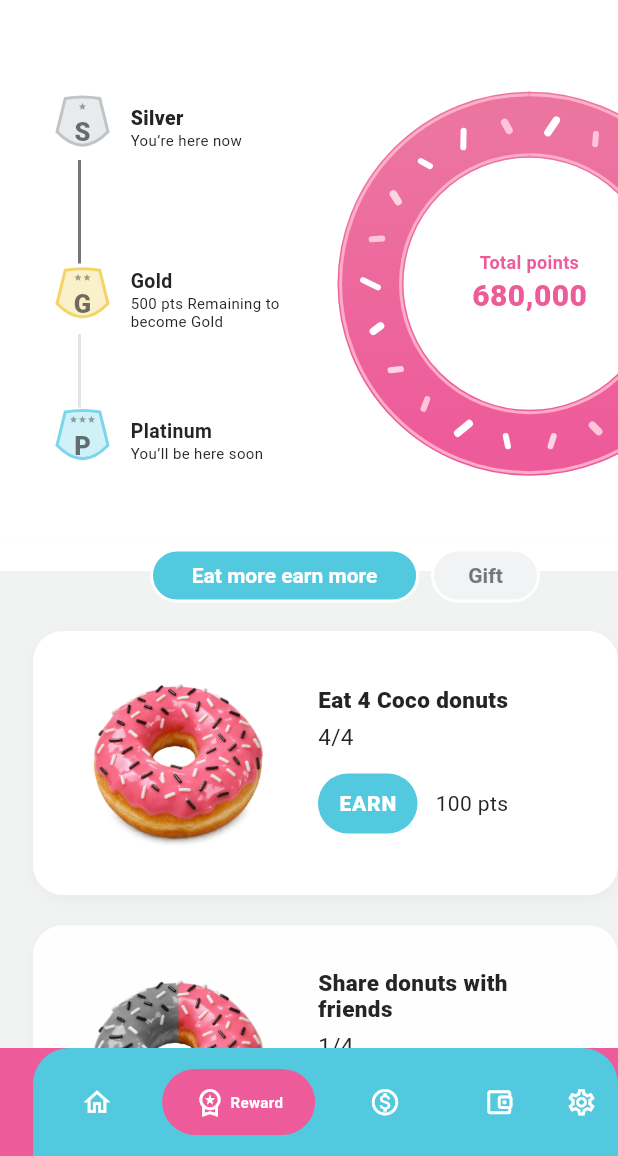
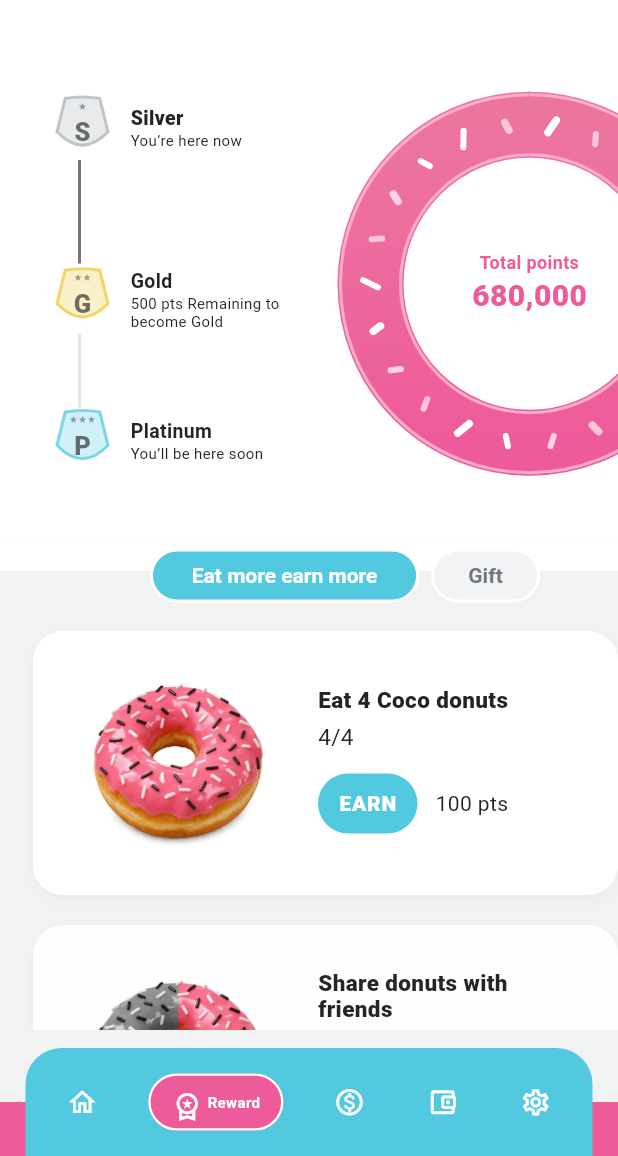
Before and after one commit to eizinhtun/jdonuts, a Flutter app: the RewardsScreen screen opened by its route, on a phone screen of 412 x 824 dp, the part 80-1236 px from its top. Run offline on Flutter 3.47's test engine with Material 3 defaults, Android fonts, the phone set to English and light mode, and no system bars; our stand-ins replace cached_network_image, connectivity_plus, drift, flutter_riverpod, flutter_secure_storage, flutter_svg and 1 more; accounts and stored records are empty; generated files the repository leaves out were written again.

Commit message:
Match Rewards bottom navigation reference

```diff
--- a/lib/features/rewards/presentation/widgets/rewards_bottom_nav.dart
+++ b/lib/features/rewards/presentation/widgets/rewards_bottom_nav.dart
@@ -6,6 +6,9 @@ import 'package:jdonuts/l10n/localization.dart';
 
 const _rewardsCanvasColor = AppColors.rewardsCanvas;
 const _navigationContentHeight = 72.0;
+const _navigationTopSpacing = 12.0;
+const _navigationSideInset = 17.0;
+const _pinkBackingContentHeight = _navigationContentHeight / 2;
 
 class RewardsBottomNav extends StatelessWidget {
   const RewardsBottomNav({super.key});
@@ -27,32 +30,46 @@ class RewardsBottomNav extends StatelessWidget {
       context.l10n.orderLabel,
       context.l10n.profileLabel,
     ];
-    // Scaffold removes bottom padding from its navigation bar slot. Use the
-    // view padding to retain the device's safe-area height for the pink base.
+    // Scaffold removes bottom padding from its navigation bar slot. Preserve
+    // that space in the cyan panel and pink backing to match the reference.
     final bottomInset = MediaQuery.viewPaddingOf(context).bottom;
-    final dockHeight = _navigationContentHeight + bottomInset;
-    const itemFlex = [14, 17, 15, 10, 8];
+    final panelHeight = _navigationContentHeight + bottomInset;
+    final pinkBackingHeight = _pinkBackingContentHeight + bottomInset;
+    const itemFlex = [14, 19, 14, 9, 14];
     final showRewardLabel =
         MediaQuery.sizeOf(context).width >= 380 &&
         MediaQuery.textScalerOf(context).scale(1) <= 1.1;
-    return Container(
-      height: dockHeight,
-      color: _rewardsCanvasColor,
-      child: Align(
-        alignment: Alignment.topCenter,
-        child: SizedBox(
-          height: dockHeight,
+    return SizedBox(
+      key: const ValueKey('rewards-bottom-nav'),
+      height: _navigationTopSpacing + panelHeight,
+      child: Stack(
+        children: [
+          const Positioned.fill(child: ColoredBox(color: _rewardsCanvasColor)),
+          Positioned(
+            left: 0,
+            right: 0,
+            bottom: 0,
+            height: pinkBackingHeight,
+            child: const ColoredBox(
+              key: ValueKey('rewards-navigation-pink-backing'),
+              color: AppColors.pink,
+            ),
+          ),
+          Positioned(
+            left: _navigationSideInset,
+            right: _navigationSideInset,
+            bottom: 0,
+            height: panelHeight,
             child: Container(
-            color: AppColors.pink,
-            padding: const EdgeInsets.only(left: 22),
-            child: Align(
-              alignment: Alignment.topCenter,
-              child: Container(
-                height: _navigationContentHeight,
+              key: const ValueKey('rewards-navigation-cyan-panel'),
               decoration: const BoxDecoration(
                 color: AppColors.cyan,
                 borderRadius: BorderRadius.vertical(top: Radius.circular(24)),
               ),
+              child: Align(
+                alignment: Alignment.topCenter,
+                child: SizedBox(
+                  height: _navigationContentHeight,
                   child: Row(
                     children: [
                       for (var index = 0; index < labels.length; index++)
@@ -72,6 +89,7 @@ class RewardsBottomNav extends StatelessWidget {
               ),
             ),
           ),
+        ],
       ),
     );
   }
@@ -109,13 +127,18 @@ class _RewardsNavItem extends StatelessWidget {
   Widget build(BuildContext context) {
     final pill = Material(
       color: selected ? AppColors.pink : AppColors.transparent,
+      shape: RoundedRectangleBorder(
+        side: selected
+            ? const BorderSide(color: AppColors.white, width: 1.5)
+            : BorderSide.none,
         borderRadius: BorderRadius.circular(24),
+      ),
       child: InkWell(
         onTap: onTap,
         borderRadius: BorderRadius.circular(24),
         child: SizedBox(
-          width: selected && showLabel ? 102 : null,
-          height: selected && showLabel ? 44 : null,
+          width: selected && showLabel ? 90 : null,
+          height: selected && showLabel ? 38 : null,
           child: Center(
             child: Padding(
               padding: EdgeInsets.symmetric(
```
Also changed, not shown: 1 other file. Lines whose indentation alone changed are shown as unchanged.
